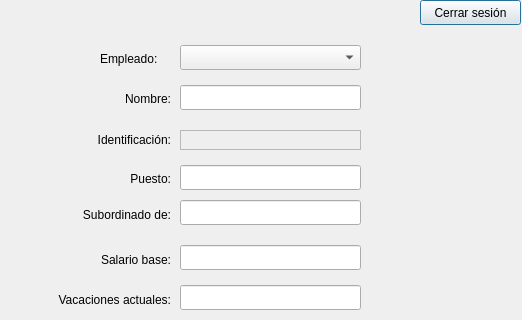
This is ventanasEtapa2/modify_user.ui in Los-Pollitos/PI-Redes-Sistemas-Operativos as Qt 5 draws it before an edit; both pictures show x 0 to 522 and y 0 to 320 of the 522 by 583 pixel window. The edited form follows.
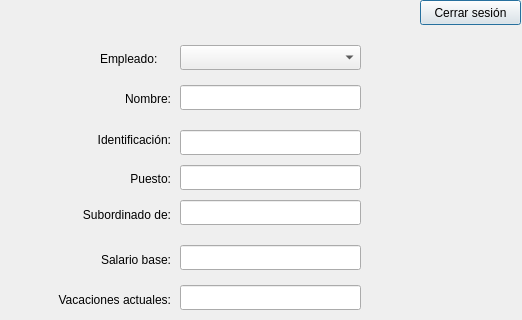
This is the edited form.

Commit message: modificar usuario despliga la informacion y la permite modificar

Patch:
```diff
--- a/ventanasEtapa2/modify_user.ui
+++ b/ventanasEtapa2/modify_user.ui
@@ -172,22 +172,6 @@
     <set>Qt::AlignRight|Qt::AlignTrailing|Qt::AlignVCenter</set>
    </property>
   </widget>
-  <widget class="QLabel" name="employee_id">
-   <property name="geometry">
-    <rect>
-     <x>180</x>
-     <y>130</y>
-     <width>181</width>
-     <height>20</height>
-    </rect>
-   </property>
-   <property name="frameShape">
-    <enum>QFrame::StyledPanel</enum>
-   </property>
-   <property name="text">
-    <string/>
-   </property>
-  </widget>
   <widget class="QTextEdit" name="textEdit">
    <property name="geometry">
     <rect>
@@ -295,6 +279,16 @@
     <string>Aprobar cambios</string>
    </property>
   </widget>
+  <widget class="QLineEdit" name="employee_id">
+   <property name="geometry">
+    <rect>
+     <x>180</x>
+     <y>130</y>
+     <width>181</width>
+     <height>25</height>
+    </rect>
+   </property>
+  </widget>
  </widget>
  <resources/>
  <connections/>
```
Left out of the diff: 11 changed lines with no effect on the pictures. The commit also changes 2 other files.
